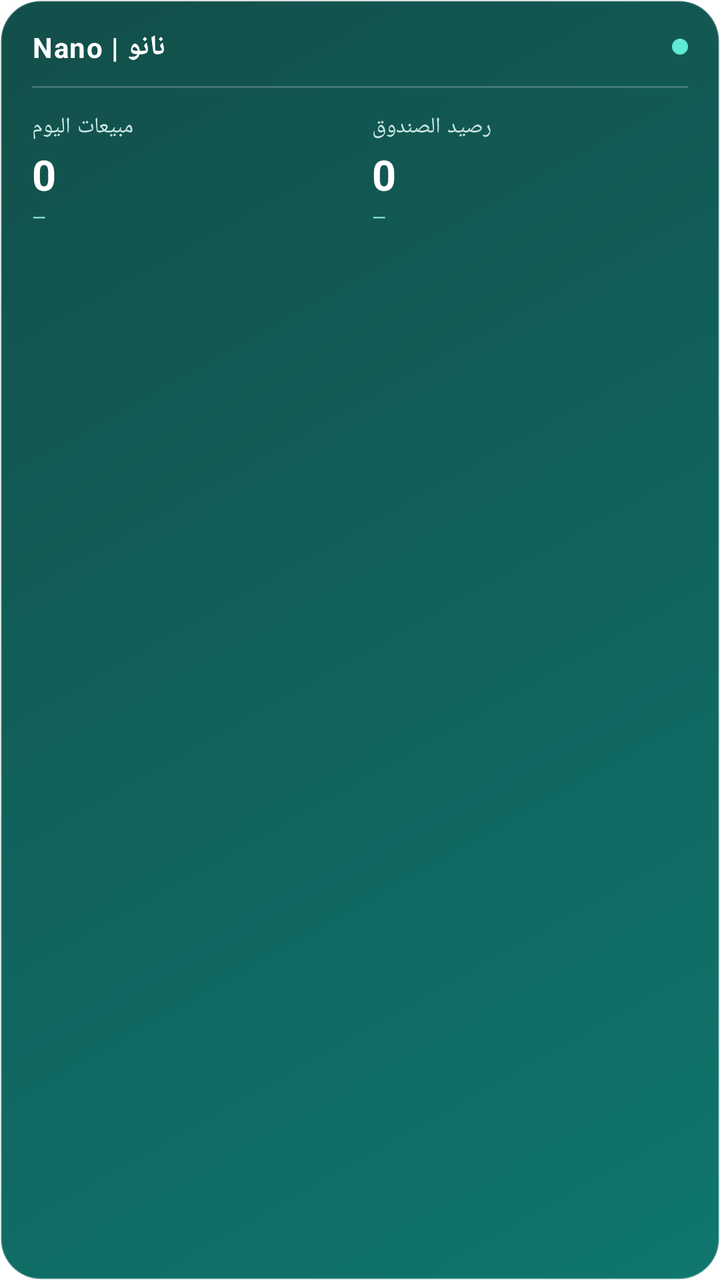
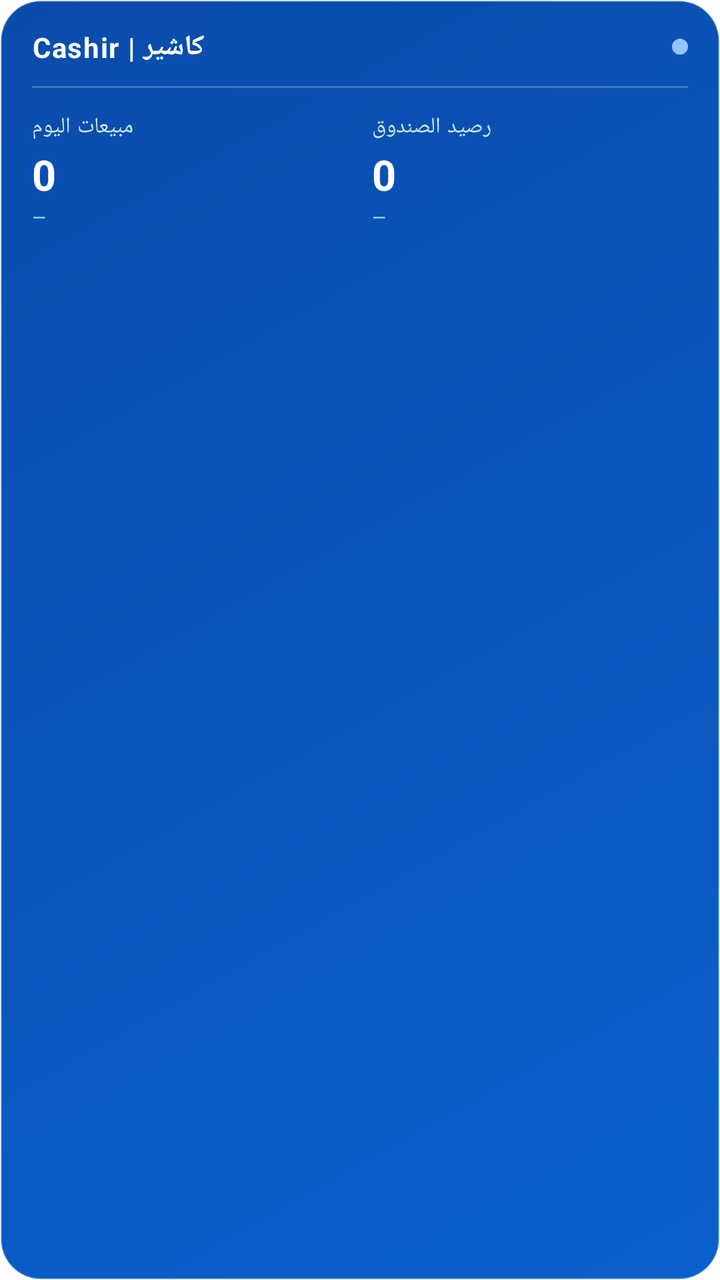

Compare the two renders of this Android layout. The source of the first and the diff that turns it into the second are given below.
<!-- AndroidManifest.xml: fallback theme Theme.MaterialComponents.DayNight.NoActionBar -->
<!-- res/layout/nano_widget.xml -->
<?xml version="1.0" encoding="utf-8"?>
<LinearLayout xmlns:android="http://schemas.android.com/apk/res/android"
    android:id="@+id/nano_widget_root"
    android:layout_width="match_parent"
    android:layout_height="match_parent"
    android:background="@drawable/nano_widget_bg"
    android:orientation="vertical"
    android:paddingStart="16dp"
    android:paddingEnd="16dp"
    android:paddingTop="14dp"
    android:paddingBottom="14dp">

    
    <LinearLayout
        android:layout_width="match_parent"
        android:layout_height="wrap_content"
        android:baselineAligned="false"
        android:gravity="center_vertical"
        android:orientation="horizontal">

        <TextView
            android:id="@+id/nano_widget_title"
            android:layout_width="0dp"
            android:layout_height="wrap_content"
            android:layout_weight="1"
            android:ellipsize="end"
            android:letterSpacing="0.04"
            android:maxLines="1"
            android:text="@string/nano_widget_default_title"
            android:textColor="#FFFFFF"
            android:textSize="14sp"
            android:textStyle="bold" />

        <ImageView
            android:id="@+id/nano_widget_live"
            android:layout_width="8dp"
            android:layout_height="8dp"
            android:layout_marginStart="8dp"
            android:contentDescription="@null"
            android:src="@drawable/ic_nano_dot" />
    </LinearLayout>

    
    <View
        android:layout_width="match_parent"
        android:layout_height="1dp"
        android:layout_marginTop="10dp"
        android:background="#33FFFFFF" />

    
    <LinearLayout
        android:layout_width="match_parent"
        android:layout_height="wrap_content"
        android:layout_marginTop="12dp"
        android:baselineAligned="false"
        android:orientation="horizontal">

        <LinearLayout
            android:layout_width="0dp"
            android:layout_height="wrap_content"
            android:layout_weight="1"
            android:orientation="vertical">

            <TextView
                android:layout_width="wrap_content"
                android:layout_height="wrap_content"
                android:letterSpacing="0.06"
                android:text="@string/nano_widget_sales_label"
                android:textColor="#C7E5E0"
                android:textSize="11sp" />

            <TextView
                android:id="@+id/nano_widget_sales_value"
                android:layout_width="match_parent"
                android:layout_height="wrap_content"
                android:layout_marginTop="2dp"
                android:ellipsize="end"
                android:maxLines="1"
                android:text="0"
                android:textColor="#FFFFFF"
                android:textSize="21sp"
                android:textStyle="bold" />

            <TextView
                android:id="@+id/nano_widget_sales_sub"
                android:layout_width="wrap_content"
                android:layout_height="wrap_content"
                android:layout_marginTop="1dp"
                android:text="@string/nano_widget_sales_sub_placeholder"
                android:textColor="#8FE8DD"
                android:textSize="9sp" />
        </LinearLayout>

        <LinearLayout
            android:layout_width="0dp"
            android:layout_height="wrap_content"
            android:layout_weight="1"
            android:layout_marginStart="12dp"
            android:orientation="vertical">

            <TextView
                android:layout_width="wrap_content"
                android:layout_height="wrap_content"
                android:letterSpacing="0.06"
                android:text="@string/nano_widget_cash_label"
                android:textColor="#C7E5E0"
                android:textSize="11sp" />

            <TextView
                android:id="@+id/nano_widget_cash_value"
                android:layout_width="match_parent"
                android:layout_height="wrap_content"
                android:layout_marginTop="2dp"
                android:ellipsize="end"
                android:maxLines="1"
                android:text="0"
                android:textColor="#FFFFFF"
                android:textSize="21sp"
                android:textStyle="bold" />

            <TextView
                android:id="@+id/nano_widget_cash_sub"
                android:layout_width="wrap_content"
                android:layout_height="wrap_content"
                android:layout_marginTop="1dp"
                android:text="@string/nano_widget_cash_sub_placeholder"
                android:textColor="#8FE8DD"
                android:textSize="9sp" />
        </LinearLayout>
    </LinearLayout>

    
    <TextView
        android:id="@+id/nano_widget_status"
        android:layout_width="match_parent"
        android:layout_height="wrap_content"
        android:layout_marginTop="10dp"
        android:background="@drawable/nano_widget_alert_pill"
        android:ellipsize="end"
        android:gravity="center_vertical"
        android:maxLines="1"
        android:paddingStart="10dp"
        android:paddingEnd="10dp"
        android:paddingTop="6dp"
        android:paddingBottom="6dp"
        android:textColor="#FFD9C2"
        android:textSize="12sp"
        android:visibility="gone" />

    
    <TextView
        android:id="@+id/nano_widget_footer"
        android:layout_width="wrap_content"
        android:layout_height="wrap_content"
        android:layout_marginTop="6dp"
        android:letterSpacing="0.04"
        android:textColor="#99F6E4"
        android:textSize="10sp"
        android:visibility="gone" />

    
    <TextView
        android:id="@+id/nano_widget_hint"
        android:layout_width="match_parent"
        android:layout_height="wrap_content"
        android:layout_marginTop="8dp"
        android:gravity="center"
        android:text="@string/nano_widget_hint"
        android:textColor="#C7E5E0"
        android:textSize="12sp"
        android:visibility="gone" />
</LinearLayout>
<!-- resources referenced by this layout -->
<resources>
  <!-- drawable ic_nano_dot (drawable) -->
  <?xml version="1.0" encoding="utf-8"?>
  <shape xmlns:android="http://schemas.android.com/apk/res/android"
      android:shape="oval">
      <solid android:color="#5EEAD4" />
      <size
          android:width="8dp"
          android:height="8dp" />
  </shape>
  <!-- drawable nano_widget_alert_pill (drawable) -->
  <?xml version="1.0" encoding="utf-8"?>
  <shape xmlns:android="http://schemas.android.com/apk/res/android"
      android:shape="rectangle">
      <corners android:radius="12dp" />
      <solid android:color="#1FFFFFFF" />
      <stroke
          android:width="0.5dp"
          android:color="#40FFFFFF" />
  </shape>
  <!-- drawable nano_widget_bg (drawable) -->
  <?xml version="1.0" encoding="utf-8"?>
  <shape xmlns:android="http://schemas.android.com/apk/res/android"
      android:shape="rectangle">
      <corners android:radius="20dp" />
      <gradient
          android:angle="135"
          android:endColor="#134E4A"
          android:startColor="#0F766E"
          android:type="linear" />
      <stroke
          android:width="1dp"
          android:color="#33FFFFFF" />
  </shape>
  <string name="nano_widget_cash_label">رصيد الصندوق</string>
  <string name="nano_widget_cash_sub_placeholder">—</string>
  <string name="nano_widget_default_title">Nano | نانو</string>
  <string name="nano_widget_hint">افتح التطبيق لتحديث البيانات</string>
  <string name="nano_widget_sales_label">مبيعات اليوم</string>
  <string name="nano_widget_sales_sub_placeholder">—</string>
</resources>

<!-- the commit's change to res/layout/nano_widget.xml (unified diff, before → after) -->
@@ -154,7 +154,7 @@
         android:layout_height="wrap_content"
         android:layout_marginTop="6dp"
         android:letterSpacing="0.04"
-        android:textColor="#99F6E4"
+        android:textColor="#BBD4F9"
         android:textSize="10sp"
         android:visibility="gone" />
 
<!-- resource entries referenced after the edit -->
@@ -4,7 +4,7 @@
   <?xml version="1.0" encoding="utf-8"?>
   <shape xmlns:android="http://schemas.android.com/apk/res/android"
       android:shape="oval">
-      <solid android:color="#5EEAD4" />
+      <solid android:color="#93C5FD" />
       <size
           android:width="8dp"
           android:height="8dp" />
@@ -26,8 +26,8 @@
       <corners android:radius="20dp" />
       <gradient
           android:angle="135"
-          android:endColor="#134E4A"
-          android:startColor="#0F766E"
+          android:endColor="#0A4CAB"
+          android:startColor="#0B5FCC"
           android:type="linear" />
       <stroke
           android:width="1dp"
@@ -35,7 +35,7 @@
   </shape>
   <string name="nano_widget_cash_label">رصيد الصندوق</string>
   <string name="nano_widget_cash_sub_placeholder">—</string>
-  <string name="nano_widget_default_title">Nano | نانو</string>
+  <string name="nano_widget_default_title">Cashir | كاشير</string>
   <string name="nano_widget_hint">افتح التطبيق لتحديث البيانات</string>
   <string name="nano_widget_sales_label">مبيعات اليوم</string>
   <string name="nano_widget_sales_sub_placeholder">—</string>
